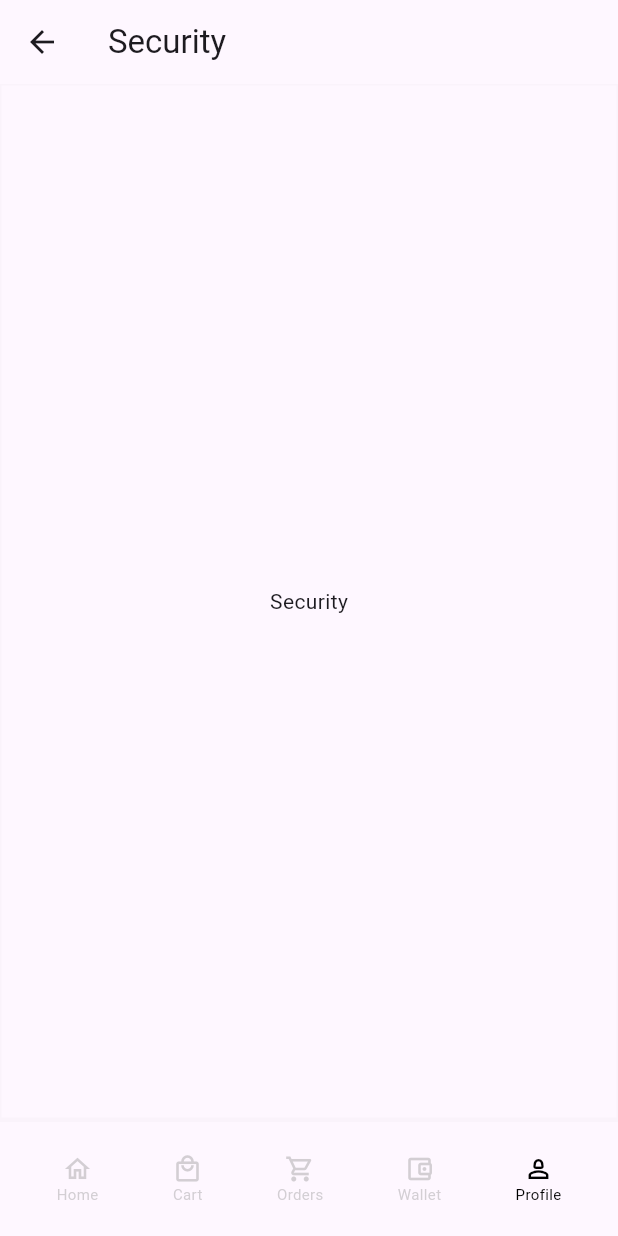
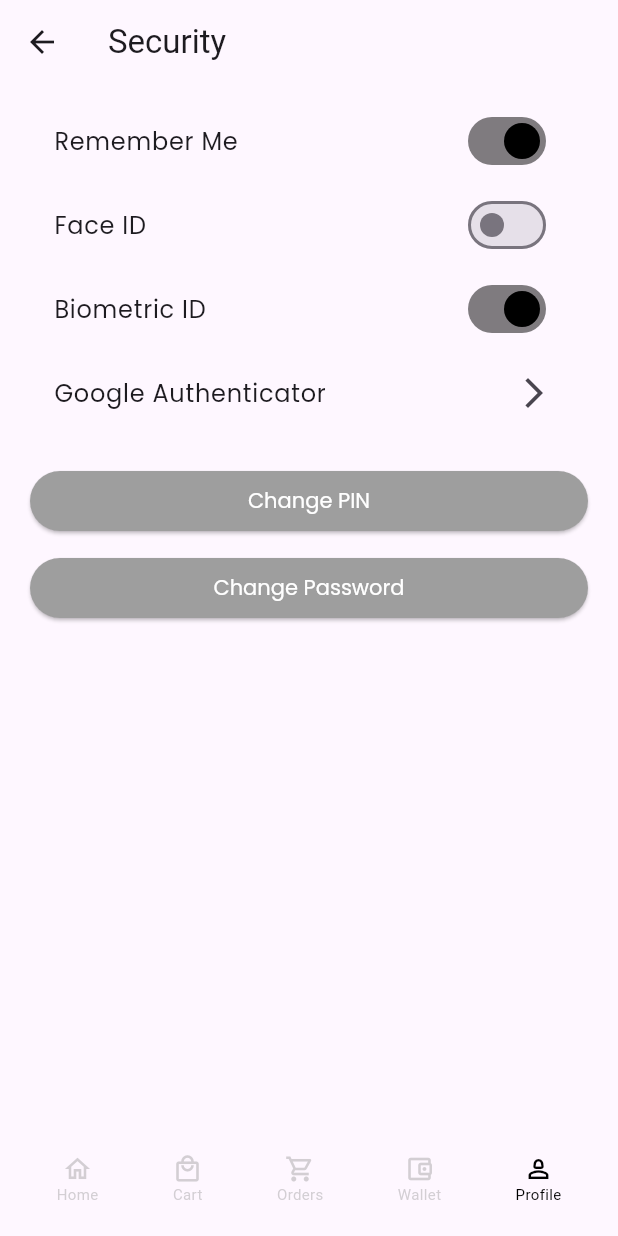
Before and after one commit to sennachu/Funica_Mobile, a Flutter app: the SecurityScreen screen opened by its route, on a phone screen of 412 x 824 dp. Run offline on Flutter 3.47's test engine with Material 3 defaults, Android fonts, the light colour scheme and no system bars; our stand-ins replace carousel_slider, flutter_secure_storage, gap, go_router, google_fonts, preload_page_view and 1 more; missing offline and left inert: grock; accounts and stored records are empty.

Commit message:
security screen designed

```diff
--- a/lib/screens/profile_sec/security.dart
+++ b/lib/screens/profile_sec/security.dart
@@ -1,9 +1,10 @@
 import 'package:flutter/material.dart';
 import 'package:funica_mobile/widgets/bottomNavigation.dart';
 import 'package:go_router/go_router.dart';
+import 'package:google_fonts/google_fonts.dart';
 
 class SecurityScreen extends StatefulWidget {
-  const SecurityScreen({super.key});
+  const SecurityScreen({Key? key}) : super(key: key);
 
   @override
   State<SecurityScreen> createState() => _SecurityScreenState();
@@ -22,28 +23,92 @@ class _SecurityScreenState extends State<SecurityScreen> {
         ),
         title: Text("Security"),
       ),
-      body: Column(
+      body: ListView(
+        padding: EdgeInsets.symmetric(vertical: 10, horizontal: 20),
         children: [
-          Expanded(
-            child: Container(
-              decoration: BoxDecoration(
-                border: Border.all(
-                  color: Color.fromARGB(9, 137, 137, 137),
-                ),
-              ),
-              child: Center(child: Text("Security")),
+          ListTile(
+            title: Text(
+              "Remember Me",
+              style: GoogleFonts.poppins(),
+            ),
+            trailing: Switch(
+              value: true,
+              activeColor: Colors.black,
+              onChanged: (value) {
+                setState(() {
+                  // Handle switch state changes here
+                });
+              },
             ),
           ),
-          Container(
-            decoration: BoxDecoration(
-              border: Border.all(
-                color: Color.fromARGB(9, 137, 137, 137),
-              ),
+          ListTile(
+            title: Text(
+              "Face ID",
+              style: GoogleFonts.poppins(),
+            ),
+            trailing: Switch(
+              value: false,
+              onChanged: (value) {
+                setState(() {
+                  // Handle switch state changes here
+                });
+              },
             ),
           ),
-          BottomNavigator(selectedIndex: 4),
+          ListTile(
+            title: Text(
+              "Biometric ID",
+              style: GoogleFonts.poppins(),
+            ),
+            trailing: Switch(
+              value: true,
+              activeColor: Colors.black,
+              onChanged: (value) {
+                setState(() {
+                  // Handle switch state changes here
+                });
+              },
+            ),
+          ),
+          ListTile(
+            title: Row(
+              mainAxisAlignment: MainAxisAlignment.spaceBetween,
+              children: [
+                Text(
+                  "Google Authenticator",
+                  style: GoogleFonts.poppins(),
+                ),
+                Icon(Icons.arrow_forward_ios),
+              ],
+            ),
+          ),
+          SizedBox(height: 20), // Add spacing between list items and buttons
+          ElevatedButton(
+            onPressed: () {
+              // Handle Change PIN button press
+            },
+            child: Text('Change PIN'),
+            style: ElevatedButton.styleFrom(
+              backgroundColor: Colors.grey,
+              foregroundColor: Colors.white,
+              textStyle: GoogleFonts.poppins(color: Colors.black),
+            ),
+          ),
+          SizedBox(height: 10), // Add spacing between buttons
+          ElevatedButton(
+            onPressed: () {
+              // Handle Change Password button press
+            },
+            child: Text('Change Password'),
+            style: ElevatedButton.styleFrom(
+              backgroundColor: Colors.grey,
+              foregroundColor: Colors.white,
+              textStyle: GoogleFonts.poppins(color: Colors.black),
+            ),
+          ),
         ],
       ),
+      bottomNavigationBar: BottomNavigator(selectedIndex: 4),
     );
   }
 }
```
